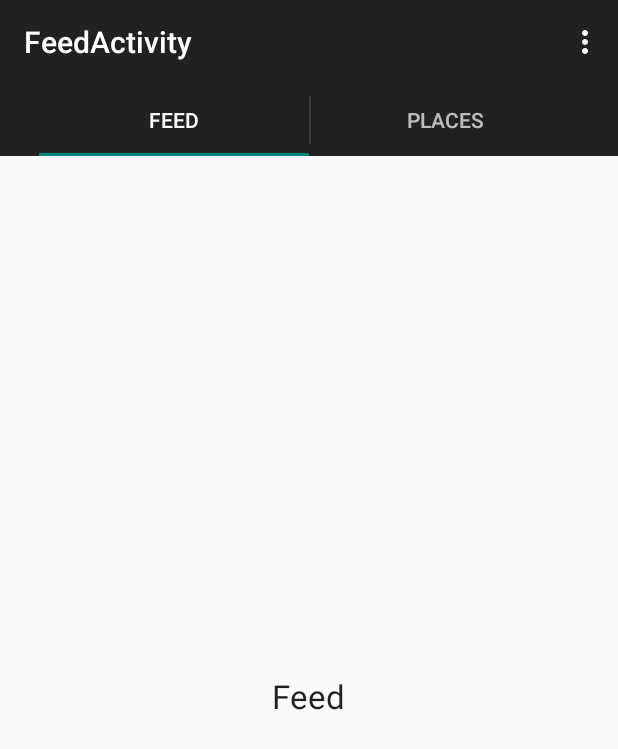
After one commit to sagardeswal/Footprint_v3, an Android app: the FeedActivity screen opened directly, with no data from a screen before it, on a phone screen of 412 x 824 dp. The commit adds this screen. Shown: the top 749 px of the screen. Run offline under Robolectric (Android 15) with nearby library versions, the phone set to English and light mode, and no system bars.

Commit message:
Added Feed Pager in order to navigate between Feed View and List of Places added.

```diff
--- /dev/null
+++ b/app/src/main/java/com/sacri/footprint_v3/activities/FeedActivity.java
@@ -0,0 +1,108 @@
+package com.sacri.footprint_v3.activities;
+
+import android.os.Bundle;
+import android.support.v4.view.ViewPager;
+import android.support.v7.app.ActionBar;
+import android.support.v7.app.AppCompatActivity;
+import android.view.Menu;
+import android.view.MenuItem;
+import android.view.Window;
+
+
+import com.sacri.footprint_v3.R;
+import com.sacri.footprint_v3.utils.FeedPagerAdaptor;
+
+public class FeedActivity extends AppCompatActivity implements ActionBar.TabListener  {
+
+    private FeedPagerAdaptor mFeedPagerAdaptor;
+    private ViewPager feedPager;
+
+    @Override
+    protected void onCreate(Bundle savedInstanceState) {
+
+        requestWindowFeature(Window.FEATURE_ACTION_BAR);
+        super.onCreate(savedInstanceState);
+        setContentView(R.layout.activity_feed);
+        final ActionBar actionBar = getSupportActionBar();
+
+        // Specify that the Home/Up button should not be enabled, since there is no hierarchical
+        // parent.
+        actionBar.setHomeButtonEnabled(false);
+
+        // ViewPager and its adapters use support library
+        // fragments, so use getSupportFragmentManager.
+        mFeedPagerAdaptor = new FeedPagerAdaptor(getSupportFragmentManager());
+        feedPager = (ViewPager) findViewById(R.id.pager);
+        feedPager.setAdapter(mFeedPagerAdaptor);
+
+        // Specify that tabs should be displayed in the action bar.
+        actionBar.setNavigationMode(ActionBar.NAVIGATION_MODE_TABS);
+
+        feedPager.setOnPageChangeListener(new ViewPager.SimpleOnPageChangeListener() {
+            @Override
+            public void onPageSelected(int position) {
+                // When swiping between different app sections, select the corresponding tab.
+                // We can also use ActionBar.Tab#select() to do this if we have a reference to the
+                // Tab.
+                actionBar.setSelectedNavigationItem(position);
+            }
+        });
+
+        // For each of the sections in the app, add a tab to the action bar.
+        for (int i = 0; i < mFeedPagerAdaptor.getCount(); i++) {
+            // Create a tab with text corresponding to the page title defined by the adapter.
+            // Also specify this Activity object, which implements the TabListener interface, as the
+            // listener for when this tab is selected.
+            String pageTitle;
+            switch(i){
+                case 0: pageTitle = "Feed";
+                    break;
+                case 1: pageTitle = "Places";
+                    break;
+                default:pageTitle = "Home";
+            }
+            actionBar.addTab(
+                    actionBar.newTab()
+                            .setText(pageTitle)
+                            .setTabListener(this));
+        }
+    }
+
+    @Override
+    public boolean onCreateOptionsMenu(Menu menu) {
+        // Inflate the menu; this adds items to the action bar if it is present.
+        getMenuInflater().inflate(R.menu.menu_feed, menu);
+        return true;
+    }
+
+    @Override
+    public boolean onOptionsItemSelected(MenuItem item) {
+        // Handle action bar item clicks here. The action bar will
+        // automatically handle clicks on the Home/Up button, so long
+        // as you specify a parent activity in AndroidManifest.xml.
+        int id = item.getItemId();
+
+        //noinspection SimplifiableIfStatement
+        if (id == R.id.action_settings) {
+            return true;
+        }
+
+        return super.onOptionsItemSelected(item);
+    }
+
+    @Override
+    public void onTabReselected(ActionBar.Tab tab, android.support.v4.app.FragmentTransaction ft) {
+
+    }
+
+    @Override
+    public void onTabSelected(ActionBar.Tab tab, android.support.v4.app.FragmentTransaction ft) {
+        feedPager.setCurrentItem(tab.getPosition());
+
+    }
+
+    @Override
+    public void onTabUnselected(ActionBar.Tab tab, android.support.v4.app.FragmentTransaction ft) {
+
+    }
+}
--- /dev/null
+++ b/app/src/main/java/com/sacri/footprint_v3/fragments/FeedFragment.java
@@ -0,0 +1,24 @@
+package com.sacri.footprint_v3.fragments;
+
+import android.app.Activity;
+import android.net.Uri;
+import android.os.Bundle;
+import android.support.v4.app.Fragment;
+import android.view.LayoutInflater;
+import android.view.View;
+import android.view.ViewGroup;
+
+import com.sacri.footprint_v3.R;
+
+public class FeedFragment extends Fragment {
+    @Override
+    public View onCreateView(LayoutInflater inflater, ViewGroup container,
+                             Bundle savedInstanceState) {
+        // Inflate the layout for this fragment
+        View v = inflater.inflate(R.layout.fragment_feed, container, false);
+
+
+        return v;
+    }
+
+}
--- /dev/null
+++ b/app/src/main/java/com/sacri/footprint_v3/fragments/ViewPlacesFragment.java
@@ -0,0 +1,26 @@
+package com.sacri.footprint_v3.fragments;
+
+import android.os.Bundle;
+import android.support.v4.app.Fragment;
+import android.view.LayoutInflater;
+import android.view.View;
+import android.view.ViewGroup;
+
+import com.sacri.footprint_v3.R;
+
+public class ViewPlacesFragment extends Fragment {
+
+
+    @Override
+    public void onCreate(Bundle savedInstanceState) {
+        super.onCreate(savedInstanceState);
+    }
+
+    @Override
+    public View onCreateView(LayoutInflater inflater, ViewGroup container,
+                             Bundle savedInstanceState) {
+        // Inflate the layout for this fragment
+        return inflater.inflate(R.layout.fragment_view_places, container, false);
+    }
+
+}
--- /dev/null
+++ b/app/src/main/java/com/sacri/footprint_v3/utils/FeedPagerAdaptor.java
@@ -0,0 +1,42 @@
+package com.sacri.footprint_v3.utils;
+
+import android.os.Bundle;
+import android.support.v4.app.Fragment;
+import android.support.v4.app.FragmentManager;
+import android.support.v4.app.FragmentPagerAdapter;
+
+import com.sacri.footprint_v3.fragments.FeedFragment;
+import com.sacri.footprint_v3.fragments.ViewPlacesFragment;
+
+
+public class FeedPagerAdaptor extends FragmentPagerAdapter {
+    public FeedPagerAdaptor(FragmentManager fm) {
+        super(fm);
+    }
+
+    @Override
+    public Fragment getItem(int i) {
+        switch (i) {
+            case 0:
+                // The first section of the app is the most interesting -- it offers
+                // a launchpad into the other demonstrations in this example application.
+                return new FeedFragment();
+
+            case 1:
+
+                return new ViewPlacesFragment();
+            default:
+                return null;
+        }
+    }
+
+    @Override
+    public int getCount() {
+        return 2;
+    }
+
+    @Override
+    public CharSequence getPageTitle(int position) {
+        return super.getPageTitle(position);
+    }
+}
--- /dev/null
+++ b/app/src/main/res/layout/activity_feed.xml
@@ -0,0 +1,16 @@
+<?xml version="1.0" encoding="utf-8"?>
+<android.support.v4.view.ViewPager
+    xmlns:android="http://schemas.android.com/apk/res/android"
+    android:id="@+id/pager"
+    android:layout_width="match_parent"
+    android:layout_height="match_parent">
+    <!--<android.support.v4.view.PagerTitleStrip-->
+        <!--android:id="@+id/pager_title_strip"-->
+        <!--android:layout_width="match_parent"-->
+        <!--android:layout_height="wrap_content"-->
+        <!--android:layout_gravity="top"-->
+        <!--android:background="#33b5e5"-->
+        <!--android:textColor="#fff"-->
+        <!--android:paddingTop="4dp"-->
+        <!--android:paddingBottom="4dp" />-->
+</android.support.v4.view.ViewPager>
--- /dev/null
+++ b/app/src/main/res/layout/fragment_feed.xml
@@ -0,0 +1,22 @@
+<FrameLayout xmlns:android="http://schemas.android.com/apk/res/android"
+    android:layout_width="match_parent"
+    android:layout_height="match_parent">
+
+    <LinearLayout android:orientation="vertical"
+        android:layout_width="wrap_content"
+        android:layout_height="wrap_content"
+        android:layout_gravity="center">
+
+        <TextView
+            android:layout_width="wrap_content"
+            android:layout_height="wrap_content"
+            android:textAppearance="?android:attr/textAppearanceLarge"
+            android:text="Feed"
+            android:id="@+id/tvFeed"
+            android:layout_gravity="left|top" />
+
+    </LinearLayout>
+
+
+
+</FrameLayout>
--- /dev/null
+++ b/app/src/main/res/menu/menu_feed.xml
@@ -0,0 +1,7 @@
+<menu xmlns:android="http://schemas.android.com/apk/res/android"
+    xmlns:app="http://schemas.android.com/apk/res-auto"
+    xmlns:tools="http://schemas.android.com/tools"
+    tools:context="com.sacri.footprint_v3.activities.FeedActivity">
+    <item android:id="@+id/action_settings" android:title="@string/action_settings"
+        android:orderInCategory="100" app:showAsAction="never" />
+</menu>
--- a/app/src/main/res/values/strings.xml
+++ b/app/src/main/res/values/strings.xml
@@ -34,5 +34,6 @@
     <string name="title_activity_main">MainActivity</string>
     <string name="add_place_button_text">Add Place</string>
     <string name="logout_button_text">Logout</string>
+    <string name="title_activity_feed">FeedActivity</string>
 
 </resources>
--- a/app/src/main/res/values/styles.xml
+++ b/app/src/main/res/values/styles.xml
@@ -2,7 +2,7 @@
 
     <!-- Base application theme. -->
     <style name="AppTheme" parent="Theme.AppCompat.Light.DarkActionBar">
-        <!-- Customize your theme here. -->
+        <item name="android:windowActionBar">true</item>
     </style>
 
 </resources>
```
Also changed, not shown: app/src/main/AndroidManifest.xml (+8 -1 lines), app/src/main/java/com/sacri/footprint_v3/activities/MainActivity.java (+9 -0 lines), app/src/main/res/layout/activity_main.xml (+7 -0 lines), app/src/main/res/layout/fragment_view_places.xml (added, +21 -0 lines).
